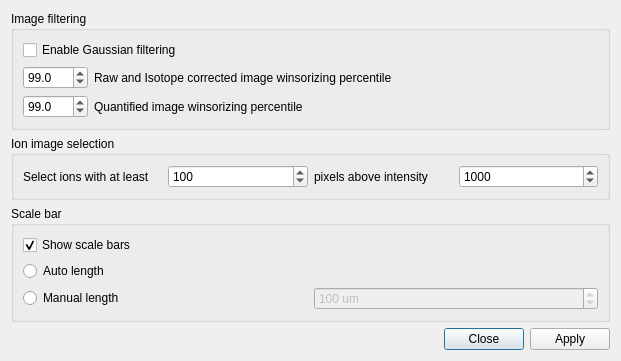
The window that resources/views/MsiSettingsDialog.ui (swinnenteam/LipidQMap) describes before a commit, drawn with Qt 5.
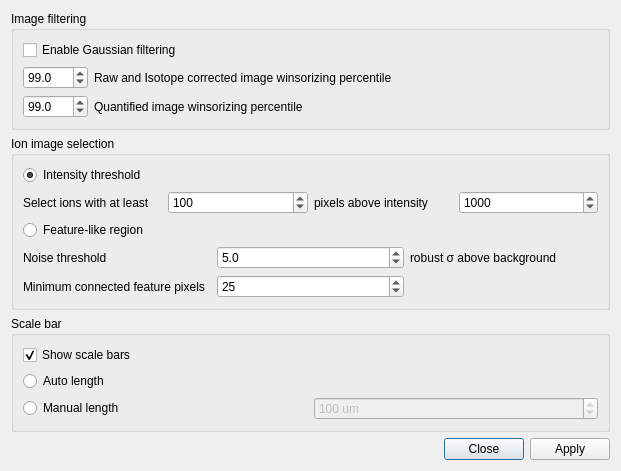
The same window after the commit.

Commit message: auto ion image selection heuristic

What changed in the file:
```diff
--- a/resources/views/MsiSettingsDialog.ui
+++ b/resources/views/MsiSettingsDialog.ui
@@ -7,7 +7,7 @@
     <x>0</x>
     <y>0</y>
     <width>621</width>
-    <height>361</height>
+    <height>430</height>
    </rect>
   </property>
   <property name="windowTitle">
@@ -137,6 +137,16 @@
      </property>
      <layout class="QGridLayout" name="gridLayout_4">
       <item row="0" column="0">
+       <widget class="QRadioButton" name="radio_selection_threshold">
+        <property name="text">
+         <string>Intensity threshold</string>
+        </property>
+        <property name="checked">
+         <bool>true</bool>
+        </property>
+       </widget>
+      </item>
+      <item row="1" column="0">
        <layout class="QGridLayout" name="gridLayout_3">
         <item row="0" column="1">
          <widget class="QSpinBox" name="spinbox_min_pixels">
@@ -180,6 +190,73 @@
         </item>
        </layout>
       </item>
+      <item row="2" column="0">
+       <widget class="QRadioButton" name="radio_selection_feature">
+        <property name="text">
+         <string>Feature-like region</string>
+        </property>
+       </widget>
+      </item>
+      <item row="3" column="0">
+       <layout class="QGridLayout" name="gridLayout_feature_selection">
+        <item row="0" column="0">
+         <widget class="QLabel" name="label_feature_noise">
+          <property name="text">
+           <string>Noise threshold</string>
+          </property>
+         </widget>
+        </item>
+        <item row="0" column="1">
+         <widget class="QDoubleSpinBox" name="spinbox_feature_noise_sigma">
+          <property name="decimals">
+           <number>1</number>
+          </property>
+          <property name="minimum">
+           <double>0.000000000000000</double>
+          </property>
+          <property name="maximum">
+           <double>100.000000000000000</double>
+          </property>
+          <property name="singleStep">
+           <double>0.500000000000000</double>
+          </property>
+          <property name="value">
+           <double>5.000000000000000</double>
+          </property>
+         </widget>
+        </item>
+        <item row="0" column="2">
+         <widget class="QLabel" name="label_feature_sigma">
+          <property name="text">
+           <string>robust σ above background</string>
+          </property>
+         </widget>
+        </item>
+        <item row="1" column="0">
+         <widget class="QLabel" name="label_feature_pixels">
+          <property name="text">
+           <string>Minimum connected feature pixels</string>
+          </property>
+         </widget>
+        </item>
+        <item row="1" column="1">
+         <widget class="QSpinBox" name="spinbox_feature_min_pixels">
+          <property name="minimum">
+           <number>1</number>
+          </property>
+          <property name="maximum">
+           <number>10000000</number>
+          </property>
+          <property name="singleStep">
+           <number>5</number>
+          </property>
+          <property name="value">
+           <number>25</number>
+          </property>
+         </widget>
+        </item>
+       </layout>
+      </item>
      </layout>
     </widget>
    </item>
```
The commit also changes 9 other files.
